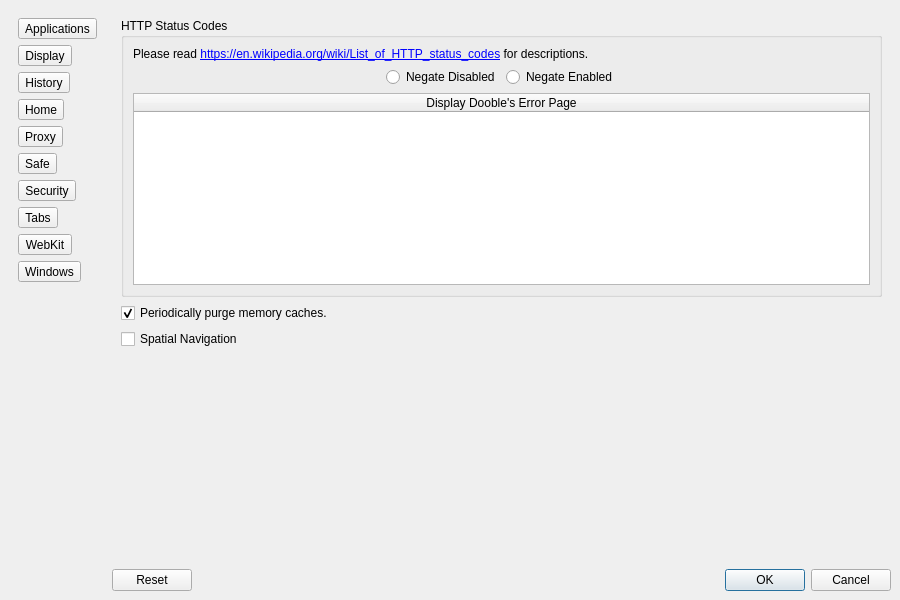
Old version of the form Version 2.x/UI/dsettings.ui in the repository textbrowser/dooble.
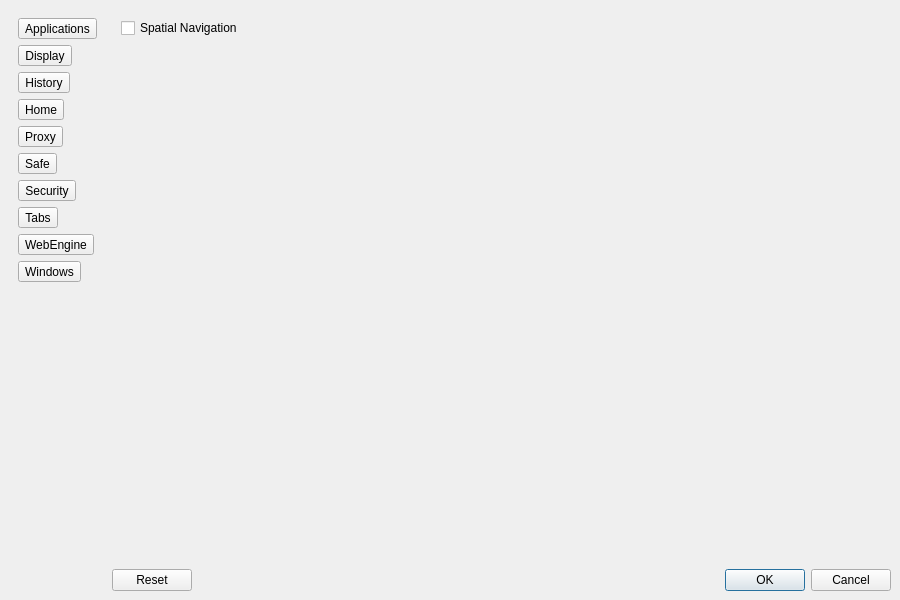
New version of the form. The open tabs and pages were chosen to show the change. Custom widgets are drawn as their Qt base class.

Commit message: Corrected tab order.

Patch:
```diff
--- a/Version 2.x/UI/dsettings.ui
+++ b/Version 2.x/UI/dsettings.ui
@@ -224,7 +224,7 @@
            <string>WebKit</string>
           </property>
           <property name="text">
-           <string>WebKit</string>
+           <string>WebEngine</string>
           </property>
           <property name="iconSize">
            <size>
@@ -4333,114 +4333,6 @@
         </widget>
         <widget class="QWidget" name="stackedWidgetPage7">
          <layout class="QVBoxLayout" name="verticalLayout_9">
-          <item>
-           <widget class="QGroupBox" name="groupBox_3">
-            <property name="title">
-             <string>HTTP Status Codes</string>
-            </property>
-            <layout class="QVBoxLayout" name="verticalLayout_24">
-             <item>
-              <widget class="QLabel" name="label_82">
-               <property name="text">
-                <string>&lt;html&gt;&lt;head/&gt;&lt;body&gt;&lt;p&gt;Please read &lt;a href=&quot;https://en.wikipedia.org/wiki/List_of_HTTP_status_codes&quot;&gt;&lt;span style=&quot; text-decoration: underline; color:#0000ff;&quot;&gt;https://en.wikipedia.org/wiki/List_of_HTTP_status_codes&lt;/span&gt;&lt;/a&gt; for descriptions.&lt;/p&gt;&lt;/body&gt;&lt;/html&gt;</string>
-               </property>
-               <property name="openExternalLinks">
-                <bool>true</bool>
-               </property>
-               <property name="textInteractionFlags">
-                <set>Qt::LinksAccessibleByMouse|Qt::TextSelectableByKeyboard|Qt::TextSelectableByMouse</set>
-               </property>
-              </widget>
-             </item>
-             <item>
-              <layout class="QHBoxLayout" name="horizontalLayout_50">
-               <item>
-                <spacer name="horizontalSpacer_45">
-                 <property name="orientation">
-                  <enum>Qt::Horizontal</enum>
-                 </property>
-                 <property name="sizeHint" stdset="0">
-                  <size>
-                   <width>40</width>
-                   <height>20</height>
-                  </size>
-                 </property>
-                </spacer>
-               </item>
-               <item>
-                <widget class="QRadioButton" name="negate_disabled_http_codes">
-                 <property name="text">
-                  <string>Negate Disabled</string>
-                 </property>
-                </widget>
-               </item>
-               <item>
-                <widget class="QRadioButton" name="negate_enabled_http_codes">
-                 <property name="text">
-                  <string>Negate Enabled</string>
-                 </property>
-                </widget>
-               </item>
-               <item>
-                <spacer name="horizontalSpacer_44">
-                 <property name="orientation">
-                  <enum>Qt::Horizontal</enum>
-                 </property>
-                 <property name="sizeHint" stdset="0">
-                  <size>
-                   <width>40</width>
-                   <height>20</height>
-                  </size>
-                 </property>
-                </spacer>
-               </item>
-              </layout>
-             </item>
-             <item>
-              <widget class="QTableWidget" name="httpStatusCodes">
-               <attribute name="horizontalHeaderDefaultSectionSize">
-                <number>150</number>
-               </attribute>
-               <attribute name="horizontalHeaderStretchLastSection">
-                <bool>true</bool>
-               </attribute>
-               <column>
-                <property name="text">
-                 <string>Display Dooble's Error Page</string>
-                </property>
-               </column>
-              </widget>
-             </item>
-            </layout>
-           </widget>
-          </item>
-          <item>
-           <layout class="QHBoxLayout" name="horizontalLayout_38">
-            <item>
-             <widget class="QCheckBox" name="purgeMemoryCachesCheckBox">
-              <property name="text">
-               <string>Periodically purge memory caches.</string>
-              </property>
-              <property name="checked">
-               <bool>true</bool>
-              </property>
-             </widget>
-            </item>
-            <item>
-             <spacer name="horizontalSpacer_29">
-              <property name="orientation">
-               <enum>Qt::Horizontal</enum>
-              </property>
-              <property name="sizeHint" stdset="0">
-               <size>
-                <width>40</width>
-                <height>20</height>
-               </size>
-              </property>
-             </spacer>
-            </item>
-           </layout>
-          </item>
           <item>
            <layout class="QHBoxLayout" name="horizontalLayout_39">
             <item>
```
Left out of the diff: 90 changed lines with no effect on the pictures. The commit also changes 1 other file.
